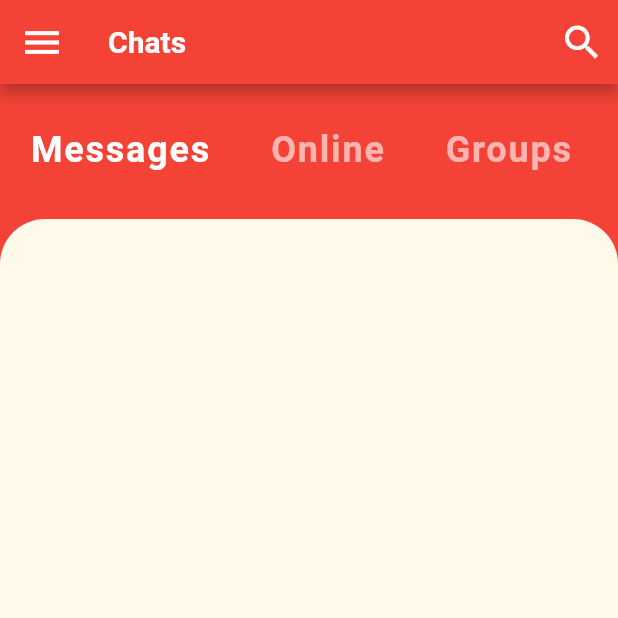
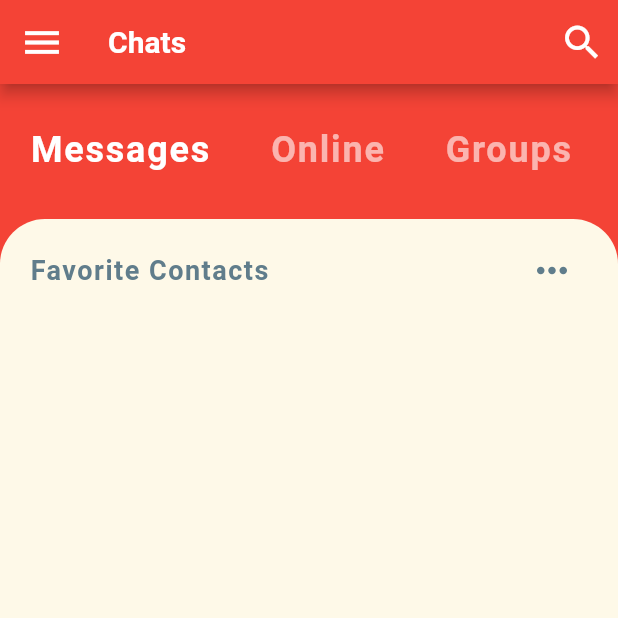
Before and after one commit to Kondwani7/chat_app, a Flutter app: the screen it shows after launch, on a phone screen of 412 x 824 dp, the top half of it. Run offline on Flutter 3.47's test engine with Material 2 defaults, Android fonts, the phone set to English and light mode, and no system bars.

Commit message:
favorite contacts header

```diff
--- a/Desktop/flutter_apps/chat_app/lib/components/favorite_contacts.dart
+++ b/Desktop/flutter_apps/chat_app/lib/components/favorite_contacts.dart
@@ -4,6 +4,35 @@ class FavoriteContacts extends StatelessWidget {
   const FavoriteContacts({Key? key}) : super(key: key);
   @override
   Widget build(BuildContext context) {
-    return Container();
+    return Padding(
+      padding: const EdgeInsets.symmetric(vertical: 10.0),
+      child: Column(
+        children: <Widget>[
+          Padding(
+            padding: const EdgeInsets.symmetric(horizontal: 20.0),
+            child: Row(
+              mainAxisAlignment: MainAxisAlignment.spaceBetween,
+              children: <Widget>[
+                const Text(
+                  'Favorite Contacts',
+                  style: TextStyle(
+                    color: Colors.blueGrey,
+                    fontSize: 18.0,
+                    fontWeight: FontWeight.bold,
+                    letterSpacing: 1.0,
+                  ),
+                ),
+                IconButton(
+                  onPressed: () {},
+                  icon: const Icon(Icons.more_horiz_outlined),
+                  iconSize: 30.0,
+                  color: Colors.blueGrey,
+                ),
+              ],
+            ),
+          ),
+        ],
+      ),
+    );
   }
 }
```
